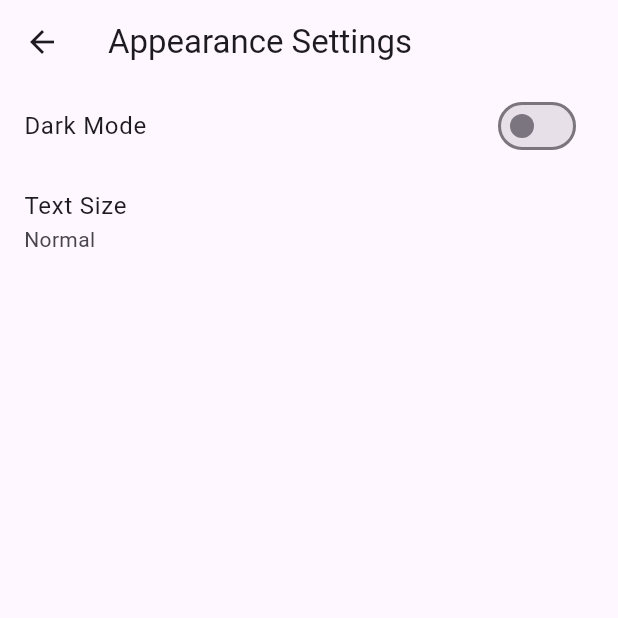
After one commit to sakibahmedshanto/shondhan, a Flutter app: the AppearancePage screen opened directly, on a phone screen of 412 x 824 dp, the top half of it. The commit adds this screen. Run offline on Flutter 3.47's test engine with Material 3 defaults, Android fonts, the phone set to English and light mode, and no system bars; our stand-ins replace cached_network_image, carousel_slider, cloud_firestore, firebase_auth, firebase_core, firebase_messaging and 13 more; missing offline and left inert: ar_location_view, image_card, model_viewer_plus; accounts and stored records are empty.

Commit message:
made settings

```diff
--- /dev/null
+++ b/lib/screens/settings/about_page.dart
@@ -0,0 +1,15 @@
+import 'package:flutter/material.dart';
+
+class AboutPage extends StatelessWidget {
+  @override
+  Widget build(BuildContext context) {
+    return Scaffold(
+      appBar: AppBar(
+        title: Text('About'),
+      ),
+      body: Center(
+        child: Text('App version 1.0.0\n\nMore info here.'),
+      ),
+    );
+  }
+}
--- /dev/null
+++ b/lib/screens/settings/appearance_page.dart
@@ -0,0 +1,30 @@
+import 'package:flutter/material.dart';
+
+class AppearancePage extends StatelessWidget {
+  @override
+  Widget build(BuildContext context) {
+    return Scaffold(
+      appBar: AppBar(
+        title: Text('Appearance Settings'),
+      ),
+      body: ListView(
+        children: [
+          SwitchListTile(
+            title: Text('Dark Mode'),
+            value: false, // This should be bound to a state or a setting in your app.
+            onChanged: (bool value) {
+              // Implement the functionality to toggle dark mode here.
+            },
+          ),
+          ListTile(
+            title: Text('Text Size'),
+            subtitle: Text('Normal'),
+            onTap: () {
+              // Open a dialog or another screen to select text size.
+            },
+          ),
+        ],
+      ),
+    );
+  }
+}
```
Also changed, not shown: lib/screens/Landing_Screen/landing_screen.dart (+16 -0 lines), lib/screens/settings/security_page.dart (added, +29 -0 lines), lib/screens/settings/settings_page.dart (added, +55 -0 lines).
